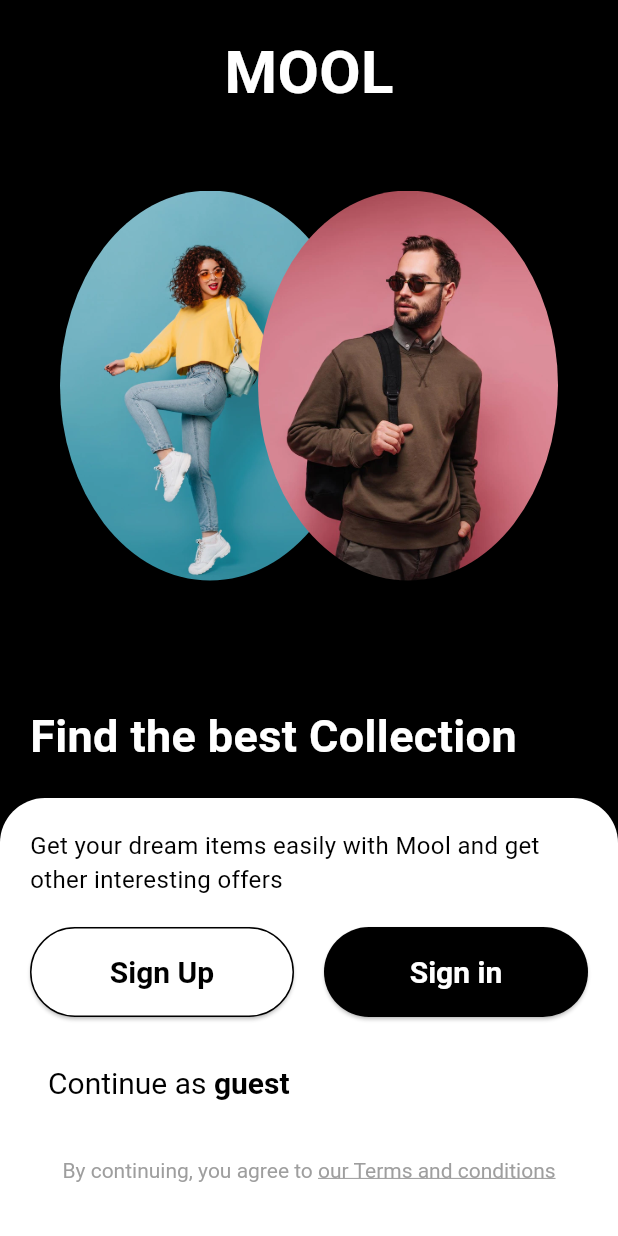
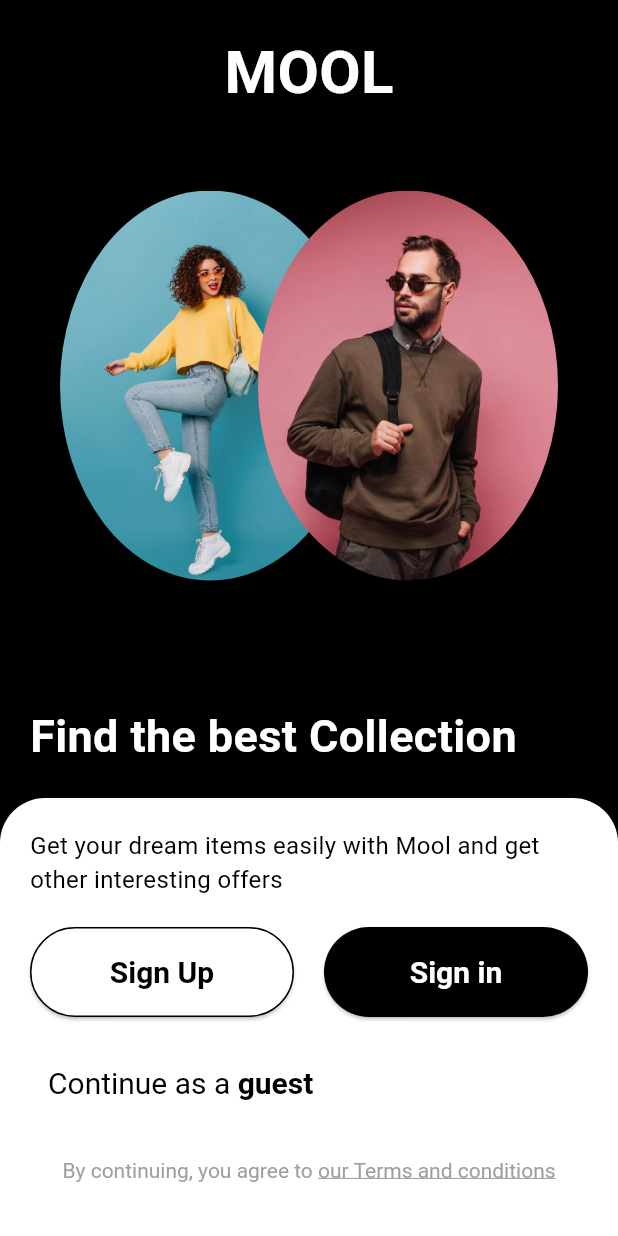
Before and after one commit to zezoamr/obelion-MOOL-flutter, a Flutter app: the screen it shows after launch, on a phone screen of 412 x 824 dp. Run offline on Flutter 3.47's test engine with Material 3 defaults, Android fonts, the phone set to English and light mode, and no system bars; our stand-ins replace flutter_svg.

Commit message:
feat welcome screen simple localization

```diff
--- a/flutter_mool/lib/screens/welcome_screen.dart
+++ b/flutter_mool/lib/screens/welcome_screen.dart
@@ -2,6 +2,8 @@ import 'package:flutter/material.dart';
 import 'package:flutter_mool/screens/home_screen.dart';
 import 'package:flutter_mool/screens/signin_screen.dart';
 import 'package:flutter_mool/screens/signup_screen.dart';
+
+import 'package:flutter_mool/translations/translations_welcome.dart';
 
 class WelcomeScreen extends StatelessWidget {
   const WelcomeScreen({super.key});
@@ -87,12 +89,12 @@ class WelcomeScreen extends StatelessWidget {
 }
 
 class Form extends StatelessWidget {
-  const Form({
-    super.key,
-  });
+  const Form({super.key});
 
   @override
   Widget build(BuildContext context) {
+    final translations = Translations.en;
+
     return Container(
       decoration: const BoxDecoration(
         color: Colors.white,
@@ -103,10 +105,10 @@ class Form extends StatelessWidget {
         crossAxisAlignment: CrossAxisAlignment.center,
         mainAxisSize: MainAxisSize.min,
         children: [
-          const Text(
-            'Get your dream items easily with Mool and get other interesting offers',
+          Text(
+            translations['formTitle']!,
             textAlign: TextAlign.left,
-            style: TextStyle(color: Colors.black, fontSize: 16),
+            style: const TextStyle(color: Colors.black, fontSize: 16),
           ),
           const SizedBox(height: 20),
           Row(
@@ -125,7 +127,8 @@ class Form extends StatelessWidget {
                       textStyle: const TextStyle(
                         fontWeight: FontWeight.bold,
                         fontSize: 20,
-                        )),
+                      ),
+                    ),
                     onPressed: () {
                       Navigator.push(
                         context,
@@ -133,7 +136,7 @@ class Form extends StatelessWidget {
                             builder: (context) => const SignupScreen()),
                       );
                     },
-                    child: const Text('Sign Up'),
+                    child: Text(translations['signUp']!),
                   ),
                 ),
               ),
@@ -150,7 +153,8 @@ class Form extends StatelessWidget {
                       textStyle: const TextStyle(
                         fontWeight: FontWeight.bold,
                         fontSize: 20,
-                        )),
+                      ),
+                    ),
                     onPressed: () {
                       Navigator.push(
                         context,
@@ -158,7 +162,7 @@ class Form extends StatelessWidget {
                             builder: (context) => const SigninScreen()),
                       );
                     },
-                    child: const Text('Sign in'),
+                    child: Text(translations['signIn']!),
                   ),
                 ),
               ),
@@ -176,17 +180,17 @@ class Form extends StatelessWidget {
               child: Align(
                 alignment: Alignment.centerLeft,
                 child: RichText(
-                  text: const TextSpan(
+                  text: TextSpan(
                     children: [
                       TextSpan(
-                        text: 'Continue as ',
+                        text: translations['continueAsGuest1']!,
                         style: TextStyle(
                           color: Colors.black,
                           fontSize: 20,
                         ),
                       ),
                       TextSpan(
-                        text: 'guest',
+                        text: translations['continueAsGuest2']!,
                         style: TextStyle(
                           color: Colors.black,
                           fontWeight: FontWeight.bold,
@@ -204,17 +208,17 @@ class Form extends StatelessWidget {
             onPressed: () {},
             child: Center(
               child: RichText(
-                text: const TextSpan(
+                text: TextSpan(
                   children: [
                     TextSpan(
-                      text: 'By continuing, you agree to ',
+                      text: translations['termsAndConditions1']!,
                       style: TextStyle(
                         color: Colors.grey,
                         fontSize: 14,
                       ),
                     ),
                     TextSpan(
-                      text: 'our Terms and conditions',
+                      text: translations['termsAndConditions2']!,
                       style: TextStyle(
                         color: Colors.grey,
                         fontSize: 14,
--- /dev/null
+++ b/flutter_mool/lib/translations/translations_welcome.dart
@@ -0,0 +1,12 @@
+class Translations {
+  static const Map<String, String> en = {
+    'formTitle':
+        'Get your dream items easily with Mool and get other interesting offers',
+    'signUp': 'Sign Up',
+    'signIn': 'Sign in',
+    'continueAsGuest1': 'Continue as a ',
+    'continueAsGuest2': 'guest',
+    'termsAndConditions1': 'By continuing, you agree to ',
+    'termsAndConditions2': 'our Terms and conditions',
+  };
+}
```
Lines whose indentation alone changed are shown as unchanged.
